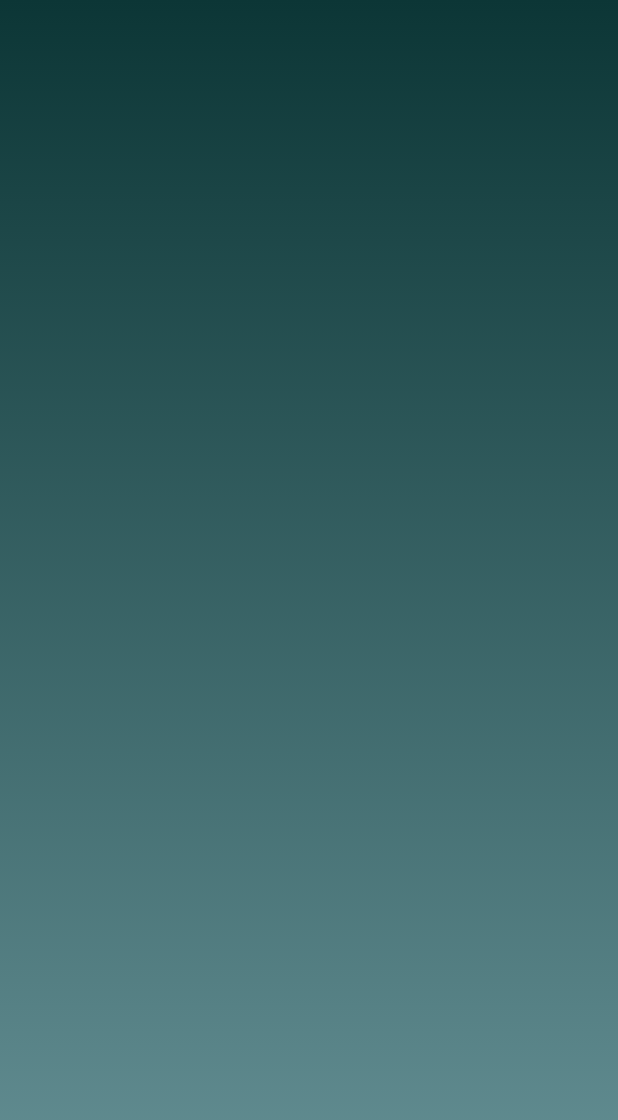
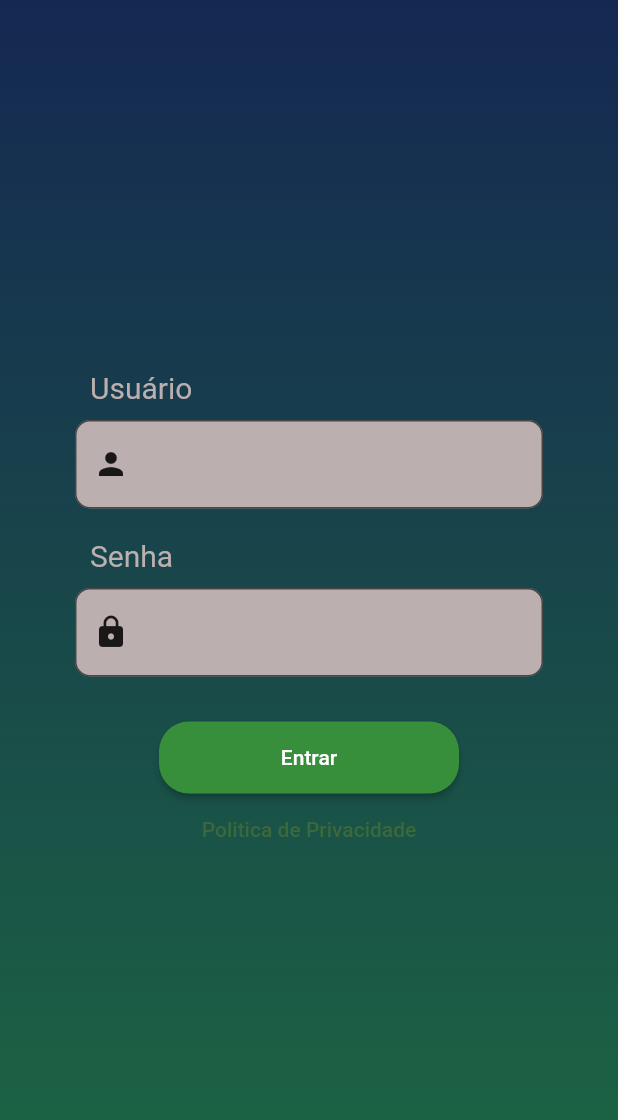
Before and after one commit to absjuniordev/prova_flutter, a Flutter app: the screen it shows after launch, on a phone screen of 412 x 824 dp. Shown: the top 1120 px of the screen. Run offline on Flutter 3.47's test engine with Material 2 defaults, Android fonts, the phone set to English and light mode, and no system bars.

Commit message:
Criação dos campos Usuario e Senha, criação do botão Entrar

```diff
--- a/lib/main.dart
+++ b/lib/main.dart
@@ -10,8 +10,15 @@ class MainApp extends StatelessWidget {
 
   @override
   Widget build(BuildContext context) {
-    return const MaterialApp(
-      home: TelaLogin(),
+    return MaterialApp(
+      title: 'Target Sistemas',
+      theme: ThemeData(
+        colorScheme: ColorScheme.fromSeed(
+          seedColor: Colors.green,
+        ),
+      ),
+      debugShowCheckedModeBanner: false,
+      home: const TelaLogin(),
     );
   }
 }
--- a/lib/page/tela_login.dart
+++ b/lib/page/tela_login.dart
@@ -1,5 +1,7 @@
 import 'package:flutter/material.dart';
 import 'package:target_sistemas/shared/constant/custom_color.dart';
+
+import '../shared/widgets/custom_textfield.dart';
 
 class TelaLogin extends StatelessWidget {
   const TelaLogin({super.key});
@@ -19,6 +21,48 @@ class TelaLogin extends StatelessWidget {
               ],
             ),
           ),
+          child: Center(
+            child: Column(
+              mainAxisAlignment: MainAxisAlignment.center,
+              children: [
+                const CustomTextField(
+                  text: "Usuário",
+                  icon: Icon(Icons.person),
+                ),
+                const SizedBox(
+                  height: 20,
+                ),
+                const CustomTextField(
+                  text: "Senha",
+                  icon: Icon(Icons.lock),
+                ),
+                const SizedBox(
+                  height: 30,
+                ),
+                ElevatedButton(
+                  style: ButtonStyle(
+                    backgroundColor: MaterialStateProperty.all(
+                      CustomColor().getButtomColor(),
+                    ),
+                    minimumSize: MaterialStateProperty.all(
+                      const Size(200, 48),
+                    ),
+                    shape: MaterialStateProperty.all(
+                      RoundedRectangleBorder(
+                        borderRadius: BorderRadius.circular(20),
+                      ),
+                    ),
+                  ),
+                  onPressed: () {},
+                  child: const Text("Entrar"),
+                ),
+                TextButton(
+                  onPressed: () {},
+                  child: const Text("Politica de Privacidade"),
+                ),
+              ],
+            ),
+          ),
         ),
       ),
     );
--- a/lib/shared/constant/custom_color.dart
+++ b/lib/shared/constant/custom_color.dart
@@ -1,8 +1,10 @@
 import 'dart:ui';
 
 class CustomColor {
-  final Color _gradientMainColor = Color.fromARGB(255, 12, 54, 54);
-  final Color _gradientSecColor = Color.fromARGB(255, 103, 146, 151);
+  final Color _gradientMainColor = const Color.fromARGB(255, 21, 40, 82);
+  final Color _gradientSecColor = const Color.fromARGB(255, 28, 104, 66);
+  final Color _fillColor = const Color.fromARGB(255, 187, 175, 175);
+  final Color _buttomColor = const Color.fromARGB(255, 56, 143, 59);
 
   Color getGradientMainColor() {
     return _gradientMainColor;
@@ -11,4 +13,12 @@ class CustomColor {
   Color getGradientSecColor() {
     return _gradientSecColor;
   }
+
+  Color getFillColor() {
+    return _fillColor;
+  }
+
+  Color getButtomColor() {
+    return _buttomColor;
+  }
 }
--- /dev/null
+++ b/lib/shared/widgets/custom_textfield.dart
@@ -0,0 +1,46 @@
+// ignore_for_file: public_member_api_docs, sort_constructors_first
+import 'package:flutter/material.dart';
+
+import 'package:target_sistemas/shared/constant/custom_color.dart';
+
+class CustomTextField extends StatelessWidget {
+  final String text;
+  final Icon icon;
+  const CustomTextField({
+    Key? key,
+    required this.text,
+    required this.icon,
+  }) : super(key: key);
+
+  @override
+  Widget build(BuildContext context) {
+    return Column(
+      crossAxisAlignment: CrossAxisAlignment.start,
+      children: [
+        Padding(
+          padding: const EdgeInsets.only(left: 60, bottom: 10),
+          child: Text(
+            text,
+            style: TextStyle(
+              fontSize: 20,
+              color: CustomColor().getFillColor(),
+            ),
+          ),
+        ),
+        Padding(
+          padding: const EdgeInsets.symmetric(horizontal: 50),
+          child: TextField(
+            decoration: InputDecoration(
+              label: icon,
+              border: OutlineInputBorder(
+                borderRadius: BorderRadius.circular(10),
+              ),
+              filled: true,
+              fillColor: CustomColor().getFillColor(),
+            ),
+          ),
+        ),
+      ],
+    );
+  }
+}
```
